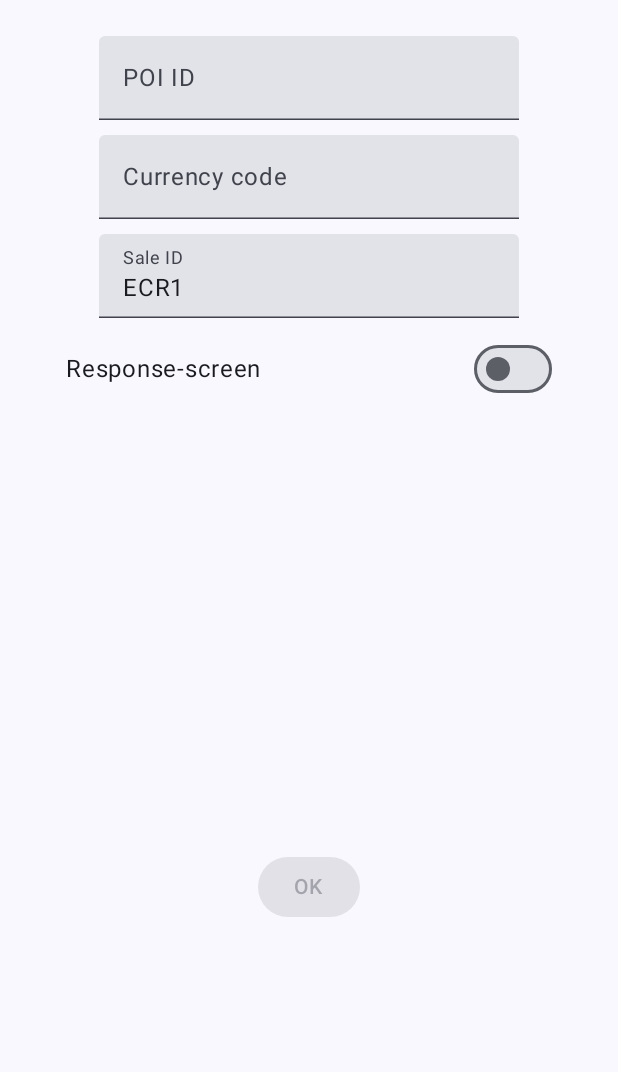
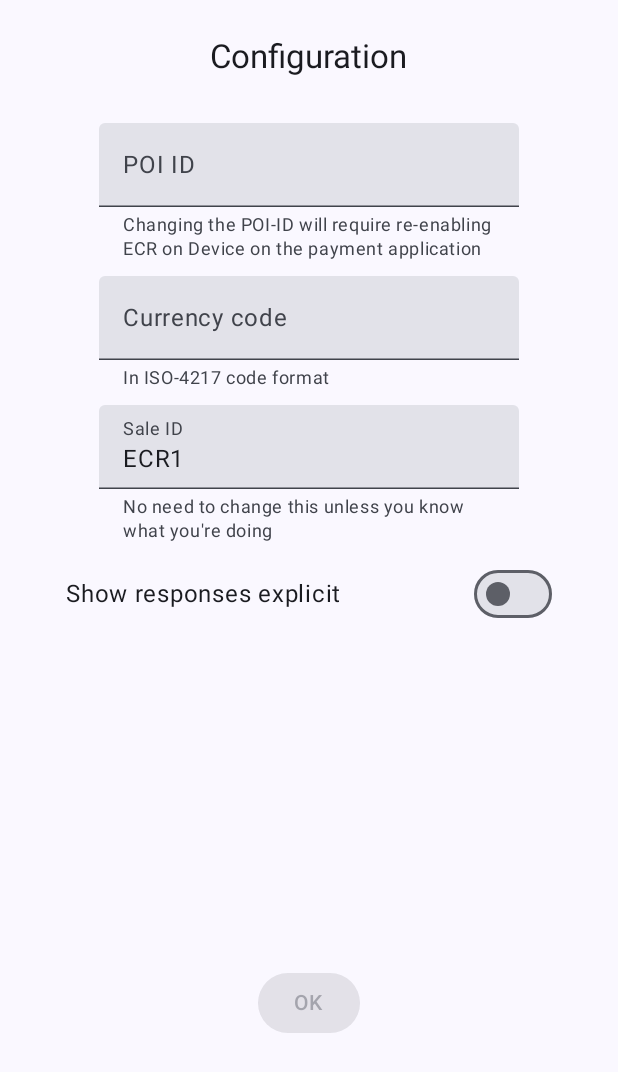
Before and after one commit to PayEx/pax-ecr-on-device, an Android app built with Jetpack Compose: the screen it shows after launch (MainActivity), on a phone screen of 412 x 824 dp. Shown: the top 1072 px of the screen. Run offline under Robolectric (Android 15) with nearby library versions, the phone set to English and light mode, and no system bars.

Commit message:
Added tooltips to configuration screen, and added more input validation to currency code

```diff
--- a/app/src/main/java/com/pax/ecr/app/Config.kt
+++ b/app/src/main/java/com/pax/ecr/app/Config.kt
@@ -13,5 +13,6 @@ data class Config(
         val DEFAULT = Config(null, null, "ECR1", false)
     }
 
-    fun isValid() = poiId != null && currencyCode != null && saleId != null
+    fun isValid() =
+        poiId != null && currencyCode != null && saleId != null && currencyCode.length == 3 && currencyCode.all { it.isLetter() }
 }
--- a/app/src/main/java/com/pax/ecr/app/ui/screen/ConfigScreen.kt
+++ b/app/src/main/java/com/pax/ecr/app/ui/screen/ConfigScreen.kt
@@ -4,10 +4,15 @@ import androidx.compose.foundation.layout.Arrangement
 import androidx.compose.foundation.layout.Box
 import androidx.compose.foundation.layout.Column
 import androidx.compose.foundation.layout.Row
+import androidx.compose.foundation.layout.Spacer
 import androidx.compose.foundation.layout.fillMaxSize
 import androidx.compose.foundation.layout.fillMaxWidth
+import androidx.compose.foundation.layout.height
 import androidx.compose.foundation.layout.padding
+import androidx.compose.foundation.rememberScrollState
+import androidx.compose.foundation.verticalScroll
 import androidx.compose.material3.Button
+import androidx.compose.material3.MaterialTheme
 import androidx.compose.material3.Switch
 import androidx.compose.material3.Text
 import androidx.compose.material3.TextField
@@ -31,42 +36,55 @@ fun ConfigScreen(
         horizontalAlignment = Alignment.CenterHorizontally,
     ) {
         Column(
-            modifier = Modifier.weight(.7f),
+            modifier =
+                Modifier
+                    .weight(.8f)
+                    .verticalScroll(rememberScrollState()),
             verticalArrangement = Arrangement.spacedBy(10.dp),
             horizontalAlignment = Alignment.CenterHorizontally,
         ) {
-            TextField(value = config.poiId.orEmpty(), singleLine = true, onValueChange = {
+            Text(text = "Configuration", style = MaterialTheme.typography.titleLarge)
+            Spacer(modifier = Modifier.height(10.dp))
+            TextField(value = config.poiId.orEmpty(), singleLine = true, supportingText = {
+                Text(text = "Changing the POI-ID will require re-enabling ECR on Device on the payment application")
+            }, onValueChange = {
                 onConfigChange(
                     config.copy(poiId = it),
                 )
             }, label = {
                 Text(text = "POI ID")
             })
-            TextField(value = config.currencyCode.orEmpty(), singleLine = true, onValueChange = {
-                onConfigChange(config.copy(currencyCode = it.uppercase()))
+            TextField(value = config.currencyCode.orEmpty(), singleLine = true, supportingText = {
+                Text(text = "In ISO-4217 code format")
+            }, onValueChange = {
+                onConfigChange(config.copy(currencyCode = it.uppercase().filter { char -> char.isLetter() }))
             }, label = {
                 Text(text = "Currency code")
             })
-            TextField(value = config.saleId.orEmpty(), singleLine = true, onValueChange = {
+            TextField(value = config.saleId.orEmpty(), singleLine = true, supportingText = {
+                Text(text = "No need to change this unless you know what you're doing")
+            }, onValueChange = {
                 onConfigChange(config.copy(saleId = it))
             }, label = {
                 Text(text = "Sale ID")
             })
             Row(
-                Modifier.fillMaxWidth().padding(horizontal = 20.dp),
+                Modifier
+                    .fillMaxWidth()
+                    .padding(horizontal = 20.dp),
                 horizontalArrangement = Arrangement.SpaceBetween,
                 verticalAlignment = Alignment.CenterVertically,
             ) {
-                Text(text = "Response-screen")
+                Text(text = "Show responses explicit")
                 Switch(
                     checked = config.responseScreenEnabled,
                     onCheckedChange = { onConfigChange(config.copy(responseScreenEnabled = it)) },
                 )
             }
         }
-        Box(modifier = Modifier.weight(.3f)) {
+        Box(modifier = Modifier.weight(.2f)) {
             Button(onClick = close, enabled = config.isValid()) {
-                Text(text = "OK")
+                Text(text = "OK", style = MaterialTheme.typography.labelLarge)
             }
         }
     }
```
